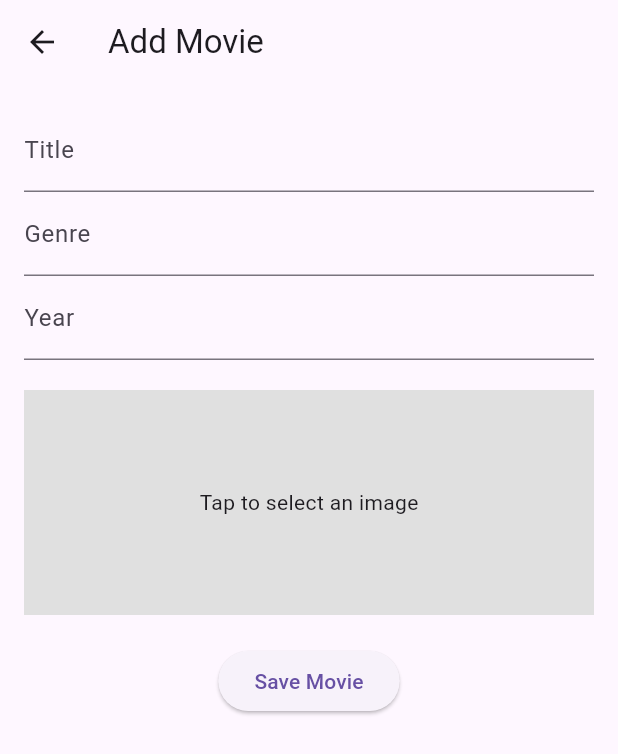
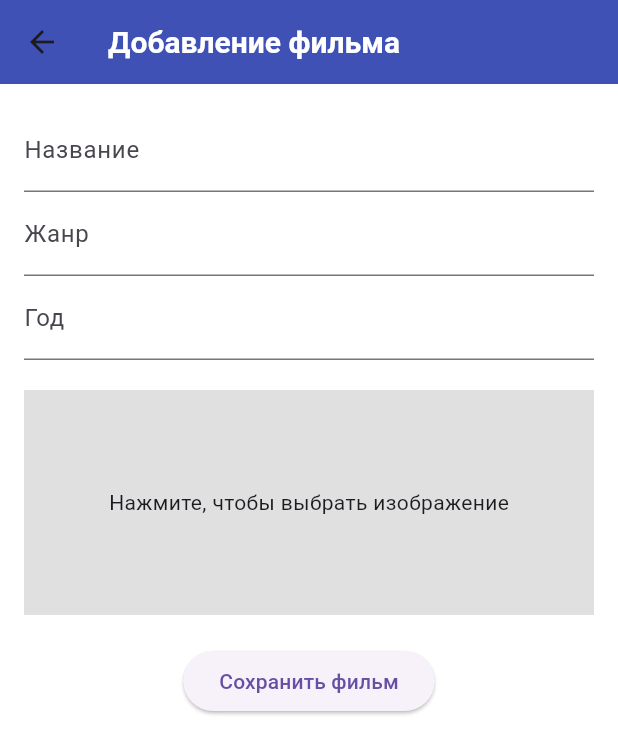
Before and after one commit to topototty/Flutter_movies, a Flutter app: the screen it shows after launch, after a tap on the "add" icon, on a phone screen of 412 x 824 dp. Shown: the top 754 px of the screen. Run offline on Flutter 3.47's test engine with Material 3 defaults, Android fonts, the light colour scheme and no system bars; our stand-ins replace hive, hive_flutter, image_picker, shared_preferences; accounts and stored records are empty.

Commit message:
Готовая

```diff
--- a/lib/add_movie_page.dart
+++ b/lib/add_movie_page.dart
@@ -14,15 +14,12 @@ class AddMoviePage extends StatefulWidget {
 class _AddMoviePageState extends State<AddMoviePage> {
   final _formKey = GlobalKey<FormState>();
 
-  // Контроллеры для полей ввода
   final _titleController = TextEditingController();
   final _genreController = TextEditingController();
   final _yearController = TextEditingController();
 
-  // Для выбранного изображения
   File? _selectedImage;
 
-  // Метод для выбора изображения
   Future<void> _pickImage() async {
     final pickedFile = await ImagePicker().pickImage(source: ImageSource.gallery);
     if (pickedFile != null) {
@@ -32,7 +29,6 @@ class _AddMoviePageState extends State<AddMoviePage> {
     }
   }
 
-  // Метод для сохранения фильма
   void _saveMovie() {
     if (_formKey.currentState!.validate() && _selectedImage != null) {
       final box = Hive.box<Movie>('movies');
@@ -45,12 +41,12 @@ class _AddMoviePageState extends State<AddMoviePage> {
         imagePath: _selectedImage!.path,
       );
 
-      box.add(newMovie); // Сохраняем фильм в Hive
+      box.add(newMovie);
 
-      Navigator.pop(context); // Закрываем экран добавления
+      Navigator.pop(context);
     } else if (_selectedImage == null) {
       ScaffoldMessenger.of(context).showSnackBar(
-        const SnackBar(content: Text('Please select an image')),
+        const SnackBar(content: Text('Выберите изображение')),
       );
     }
   }
@@ -59,7 +55,7 @@ class _AddMoviePageState extends State<AddMoviePage> {
   Widget build(BuildContext context) {
     return Scaffold(
       appBar: AppBar(
-        title: const Text('Add Movie'),
+        title: const Text('Добавление фильма'),
       ),
       body: Padding(
         padding: const EdgeInsets.all(16.0),
@@ -69,34 +65,41 @@ class _AddMoviePageState extends State<AddMoviePage> {
             children: [
               TextFormField(
                 controller: _titleController,
-                decoration: const InputDecoration(labelText: 'Title'),
+                decoration: const InputDecoration(labelText: 'Название'),
                 validator: (value) {
                   if (value == null || value.isEmpty) {
-                    return 'Please enter a title';
+                    return 'Введите название';
                   }
                   return null;
                 },
               ),
               TextFormField(
                 controller: _genreController,
-                decoration: const InputDecoration(labelText: 'Genre'),
+                decoration: const InputDecoration(labelText: 'Жанр'),
                 validator: (value) {
                   if (value == null || value.isEmpty) {
-                    return 'Please enter a genre';
+                    return 'Введите жанр';
                   }
                   return null;
                 },
               ),
               TextFormField(
                 controller: _yearController,
-                decoration: const InputDecoration(labelText: 'Year'),
+                decoration: const InputDecoration(labelText: 'Год'),
                 keyboardType: TextInputType.number,
                 validator: (value) {
                   if (value == null || value.isEmpty) {
-                    return 'Please enter a year';
+                    return 'Введите год выхода фильма';
                   }
-                  if (int.tryParse(value) == null) {
-                    return 'Please enter a valid number';
+                  if (value.length != 4) {
+                    return 'Год должен содержать 4 цифры';
+                  }
+                  final year = int.tryParse(value);
+                  if (year == null) {
+                    return 'Введите корректное число';
+                  }
+                  if (year < 1888 || year > DateTime.now().year) {
+                    return 'Введите год от 1888 до ${DateTime.now().year}';
                   }
                   return null;
                 },
@@ -110,7 +113,7 @@ class _AddMoviePageState extends State<AddMoviePage> {
                         height: 150,
                         color: Colors.grey[300],
                         child: const Center(
-                          child: Text('Tap to select an image'),
+                          child: Text('Нажмите, чтобы выбрать изображение'),
                         ),
                       )
                     : Image.file(
@@ -123,7 +126,7 @@ class _AddMoviePageState extends State<AddMoviePage> {
               const SizedBox(height: 20),
               ElevatedButton(
                 onPressed: _saveMovie,
-                child: const Text('Save Movie'),
+                child: const Text('Сохранить фильм'),
               ),
             ],
           ),
--- a/lib/edit_movie_page.dart
+++ b/lib/edit_movie_page.dart
@@ -5,7 +5,7 @@ import 'package:image_picker/image_picker.dart';
 import 'movie_model.dart';
 
 class EditMoviePage extends StatefulWidget {
-  final int movieIndex; // Индекс фильма в Hive Box
+  final int movieIndex;
 
   const EditMoviePage({super.key, required this.movieIndex});
 
@@ -33,7 +33,6 @@ class _EditMoviePageState extends State<EditMoviePage> {
     _selectedImage = movie.imagePath.isNotEmpty ? File(movie.imagePath) : null;
   }
 
-  // Метод для выбора изображения
   Future<void> _pickImage() async {
     final pickedFile = await ImagePicker().pickImage(source: ImageSource.gallery);
     if (pickedFile != null) {
@@ -43,7 +42,6 @@ class _EditMoviePageState extends State<EditMoviePage> {
     }
   }
 
-  // Сохранение изменений
   void _saveChanges() {
     if (_formKey.currentState!.validate()) {
       final box = Hive.box<Movie>('movies');
@@ -55,8 +53,8 @@ class _EditMoviePageState extends State<EditMoviePage> {
         imagePath: _selectedImage?.path ?? '',
       );
 
-      box.putAt(widget.movieIndex, updatedMovie); // Обновляем фильм
-      Navigator.pop(context); // Возвращаемся назад
+      box.putAt(widget.movieIndex, updatedMovie);
+      Navigator.pop(context);
     }
   }
 
@@ -64,7 +62,7 @@ class _EditMoviePageState extends State<EditMoviePage> {
   Widget build(BuildContext context) {
     return Scaffold(
       appBar: AppBar(
-        title: const Text('Edit Movie'),
+        title: const Text('Редактирование фильма'),
       ),
       body: Padding(
         padding: const EdgeInsets.all(16.0),
@@ -74,34 +72,41 @@ class _EditMoviePageState extends State<EditMoviePage> {
             children: [
               TextFormField(
                 controller: _titleController,
-                decoration: const InputDecoration(labelText: 'Title'),
+                decoration: const InputDecoration(labelText: 'Название'),
                 validator: (value) {
                   if (value == null || value.isEmpty) {
-                    return 'Please enter a title';
+                    return 'Введите название';
                   }
                   return null;
                 },
               ),
               TextFormField(
                 controller: _genreController,
-                decoration: const InputDecoration(labelText: 'Genre'),
+                decoration: const InputDecoration(labelText: 'Жанр'),
                 validator: (value) {
                   if (value == null || value.isEmpty) {
-                    return 'Please enter a genre';
+                    return 'Введите жанр';
                   }
                   return null;
                 },
               ),
               TextFormField(
                 controller: _yearController,
-                decoration: const InputDecoration(labelText: 'Year'),
+                decoration: const InputDecoration(labelText: 'Год'),
                 keyboardType: TextInputType.number,
                 validator: (value) {
                   if (value == null || value.isEmpty) {
-                    return 'Please enter a year';
+                    return 'Введите год выхода фильма';
                   }
-                  if (int.tryParse(value) == null) {
-                    return 'Please enter a valid number';
+                  if (value.length != 4) {
+                    return 'Год должен содержать 4 цифры';
+                  }
+                  final year = int.tryParse(value);
+                  if (year == null) {
+                    return 'Введите корректное число';
+                  }
+                  if (year < 1888 || year > DateTime.now().year) {
+                    return 'Введите год от 1888 до ${DateTime.now().year}';
                   }
                   return null;
                 },
@@ -115,7 +120,7 @@ class _EditMoviePageState extends State<EditMoviePage> {
                         height: 150,
                         color: Colors.grey[300],
                         child: const Center(
-                          child: Text('Tap to select an image'),
+                          child: Text('Нажмите, чтобы выбрать изображение'),
                         ),
                       )
                     : Image.file(
@@ -128,7 +133,7 @@ class _EditMoviePageState extends State<EditMoviePage> {
               const SizedBox(height: 20),
               ElevatedButton(
                 onPressed: _saveChanges,
-                child: const Text('Save Changes'),
+                child: const Text('Сохранить'),
               ),
             ],
           ),
--- a/lib/home_page.dart
+++ b/lib/home_page.dart
@@ -1,10 +1,10 @@
-import 'dart:io'; // Для работы с локальными файлами
+import 'dart:io';
 import 'package:flutter/material.dart';
 import 'package:hive/hive.dart';
 import 'package:hive_flutter/hive_flutter.dart';
-import 'edit_movie_page.dart'; // Экран для редактирования фильма
-import 'add_movie_page.dart'; // Экран для добавления фильма
-import 'movie_model.dart'; // Модель Movie
+import 'add_movie_page.dart';
+import 'edit_movie_page.dart';
+import 'movie_model.dart';
 
 class HomePage extends StatefulWidget {
   final Function(bool) onThemeChanged;
@@ -21,21 +21,19 @@ class HomePage extends StatefulWidget {
 }
 
 class _HomePageState extends State<HomePage> {
-  final box = Hive.box<Movie>('movies'); // Открытие Box для работы с Hive
+  final box = Hive.box<Movie>('movies');
 
-  // Метод для удаления фильма
   void _deleteMovie(int index) async {
-    await box.deleteAt(index); // Удаляем фильм по индексу
-    setState(() {}); // Обновляем UI
+    await box.deleteAt(index);
+    setState(() {});
   }
 
   @override
   Widget build(BuildContext context) {
     return Scaffold(
       appBar: AppBar(
-        title: const Text('Movies'),
+        title: const Text('Фильмы'),
         actions: [
-          // Переключатель для смены темы
           Switch(
             value: widget.isDarkTheme,
             onChanged: widget.onThemeChanged,
@@ -47,43 +45,67 @@ class _HomePageState extends State<HomePage> {
         builder: (context, Box<Movie> box, _) {
           if (box.isEmpty) {
             return const Center(
-              child: Text('No movies added yet'),
+              child: Text(
+                'Добавьте фильм',
+                style: TextStyle(fontSize: 18, fontWeight: FontWeight.w600),
+              ),
             );
           }
 
           return ListView.builder(
+            padding: const EdgeInsets.all(8),
             itemCount: box.length,
             itemBuilder: (context, index) {
-              final movie = box.getAt(index)!; // Получаем фильм из Box
+              final movie = box.getAt(index)!;
 
-              return ListTile(
+              return Card(
+                margin: const EdgeInsets.symmetric(vertical: 6, horizontal: 10),
+                elevation: 2,
+                shape: RoundedRectangleBorder(
+                  borderRadius: BorderRadius.circular(5),
+                ),
+                child: ListTile(
                   leading: movie.imagePath.isNotEmpty
-                    ? Image.file(
+                      ? ClipRRect(
+                          borderRadius: BorderRadius.circular(8),
+                          child: Image.file(
                             File(movie.imagePath),
                             width: 50,
                             height: 50,
                             fit: BoxFit.cover,
+                          ),
                         )
                       : const Icon(
                           Icons.movie,
                           size: 50,
+                          color: Colors.indigo,
                         ),
-                title: Text(movie.title),
-                subtitle: Text('${movie.genre}, ${movie.year}'),
+                  title: Text(
+                    movie.title,
+                    style: const TextStyle(
+                      fontWeight: FontWeight.bold,
+                      fontSize: 16,
+                    ),
+                  ),
+                  subtitle: Text(
+                    '${movie.genre}, ${movie.year}',
+                    style: TextStyle(
+                      color: Colors.grey[700],
+                    ),
+                  ),
                   trailing: Row(
                     mainAxisSize: MainAxisSize.min,
                     children: [
                       IconButton(
                         icon: const Icon(Icons.edit, color: Colors.blue),
                         onPressed: () {
-                        // Открываем экран для редактирования фильма
                           Navigator.push(
                             context,
                             MaterialPageRoute(
                               builder: (context) => EditMoviePage(movieIndex: index),
                             ),
                           ).then((_) {
-                          setState(() {}); // Обновляем список после редактирования
+                            setState(() {});
                           });
                         },
                       ),
@@ -94,7 +116,6 @@ class _HomePageState extends State<HomePage> {
                     ],
                   ),
                   onTap: () {
-                  // Открываем диалоговое окно с деталями фильма
                     showDialog(
                       context: context,
                       builder: (_) => AlertDialog(
@@ -106,19 +127,20 @@ class _HomePageState extends State<HomePage> {
                                 ? Image.file(File(movie.imagePath))
                                 : const Icon(Icons.movie, size: 100),
                             const SizedBox(height: 10),
-                          Text('Genre: ${movie.genre}'),
-                          Text('Year: ${movie.year}'),
+                            Text('Жанр: ${movie.genre}'),
+                            Text('Год: ${movie.year}'),
                           ],
                         ),
                         actions: [
                           TextButton(
                             onPressed: () => Navigator.pop(context),
-                          child: const Text('Close'),
+                            child: const Text('Закрыть'),
                           ),
                         ],
                       ),
                     );
                   },
+                ),
               );
             },
           );
@@ -126,14 +148,13 @@ class _HomePageState extends State<HomePage> {
       ),
       floatingActionButton: FloatingActionButton(
         onPressed: () {
-          // Открываем экран для добавления нового фильма
           Navigator.push(
             context,
             MaterialPageRoute(
               builder: (context) => const AddMoviePage(),
             ),
           ).then((_) {
-            setState(() {}); // Обновляем список после возвращения
+            setState(() {});
           });
         },
         child: const Icon(Icons.add),
--- a/lib/main.dart
+++ b/lib/main.dart
@@ -8,11 +8,9 @@ void main() async {
   WidgetsFlutterBinding.ensureInitialized();
 
   await Hive.initFlutter();
-
   Hive.registerAdapter(MovieAdapter());
   await Hive.openBox<Movie>('movies');
 
-  // Загружаем текущую тему из SharedPreferences
   final prefs = await SharedPreferences.getInstance();
   final isDarkTheme = prefs.getBool('isDarkTheme') ?? false;
 
@@ -37,7 +35,6 @@ class _MyAppState extends State<MyApp> {
     _isDarkTheme = widget.isDarkTheme;
   }
 
-  // Смена темы и сохранение в SharedPreferences
   void _toggleTheme(bool isDark) async {
     setState(() {
       _isDarkTheme = isDark;
@@ -52,8 +49,39 @@ class _MyAppState extends State<MyApp> {
     return MaterialApp(
       title: 'Movies',
       debugShowCheckedModeBanner: false,
-      theme: ThemeData.light(),
-      darkTheme: ThemeData.dark(),
+      theme: ThemeData(
+        primarySwatch: Colors.indigo,
+        scaffoldBackgroundColor: Colors.white,
+        appBarTheme: const AppBarTheme(
+          backgroundColor: Colors.indigo,
+          titleTextStyle: TextStyle(
+            color: Colors.white,
+            fontSize: 20,
+            fontWeight: FontWeight.bold,
+          ),
+        ),
+        floatingActionButtonTheme: const FloatingActionButtonThemeData(
+          backgroundColor: Colors.indigo,
+          foregroundColor: Colors.white,
+        ),
+      ),
+      darkTheme: ThemeData(
+        brightness: Brightness.dark,
+        primarySwatch: Colors.indigo,
+        scaffoldBackgroundColor: Colors.black,
+        appBarTheme: const AppBarTheme(
+          backgroundColor: Colors.black87,
+          titleTextStyle: TextStyle(
+            color: Colors.white,
+            fontSize: 20,
+            fontWeight: FontWeight.bold,
+          ),
+        ),
+        floatingActionButtonTheme: const FloatingActionButtonThemeData(
+          backgroundColor: Colors.indigo,
+          foregroundColor: Colors.white,
+        ),
+      ),
       themeMode: _isDarkTheme ? ThemeMode.dark : ThemeMode.light,
       home: HomePage(
         onThemeChanged: _toggleTheme,
--- a/lib/movie_model.dart
+++ b/lib/movie_model.dart
@@ -2,7 +2,7 @@ import 'package:hive/hive.dart';
 
 part 'movie_model.g.dart';
 
-@HiveType(typeId: 0) // Уникальный идентификатор для модели
+@HiveType(typeId: 0)
 class Movie {
   @HiveField(0)
   final int? id;
```
Lines whose indentation alone changed are shown as unchanged.
